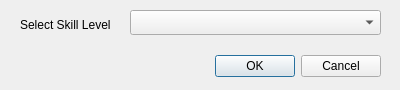
Before: the Qt Designer form src/lgck-builder/DlgSkill.ui in cfrankb/lgck-src, drawn with Qt 5.
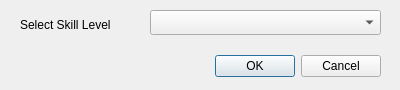
After: the same form once the commit is applied.

Commit message: added skill filter - clean up

Diff of the .ui file:
```diff
--- a/src/lgck-builder/DlgSkill.ui
+++ b/src/lgck-builder/DlgSkill.ui
@@ -32,9 +32,9 @@
   <widget class="QComboBox" name="cbSkill">
    <property name="geometry">
     <rect>
-     <x>130</x>
+     <x>150</x>
      <y>10</y>
-     <width>251</width>
+     <width>231</width>
      <height>25</height>
     </rect>
    </property>
@@ -44,7 +44,7 @@
     <rect>
      <x>20</x>
      <y>17</y>
-     <width>101</width>
+     <width>121</width>
      <height>16</height>
     </rect>
    </property>
```
The commit also changes 21 other files.
